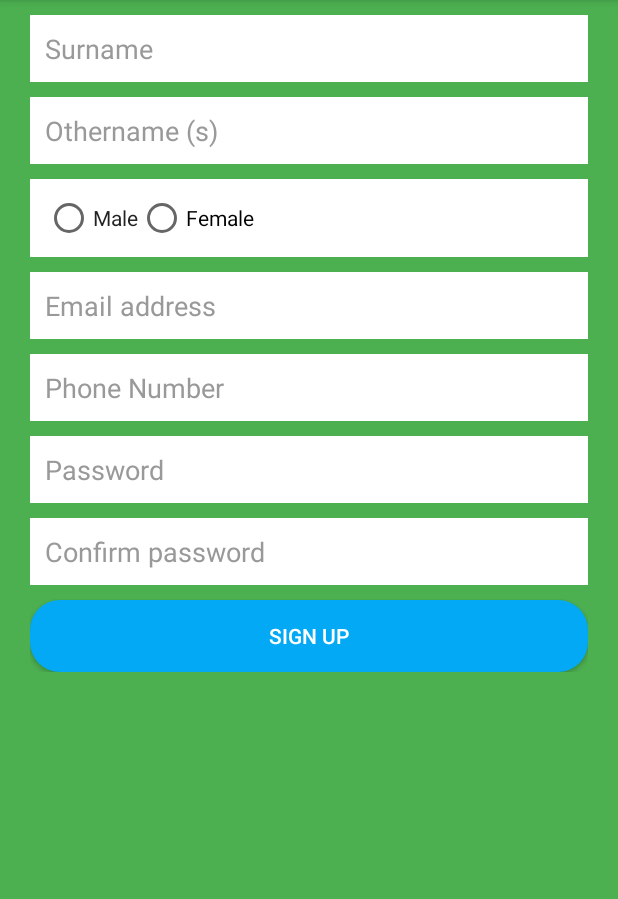
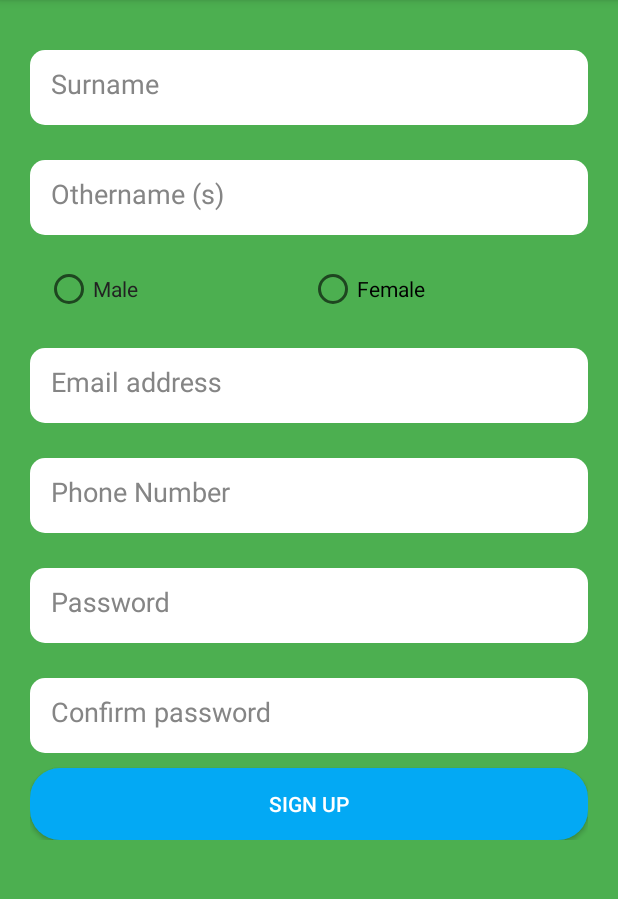
Before and after one commit to Akinropo/mateApp, an Android app: the SignUpOne screen opened directly, with no data from a screen before it, on a phone screen of 412 x 824 dp, the part 84-983 px from its top. Run offline under Robolectric (Android 15) with nearby library versions, the phone set to English and light mode, and no system bars.

Commit message:
styled signup screen

```diff
--- a/app/src/main/res/layout/sign_up_one.xml
+++ b/app/src/main/res/layout/sign_up_one.xml
@@ -8,123 +8,177 @@
     <android.support.v4.widget.NestedScrollView
         android:layout_width="match_parent"
         android:layout_height="match_parent">
+
         <LinearLayout
             android:layout_width="match_parent"
             android:layout_height="wrap_content"
-            android:paddingRight="20dp"
             android:layout_marginTop="10sp"
+            android:orientation="vertical"
             android:paddingLeft="20dp"
-            android:orientation="vertical">
+            android:paddingRight="20dp">
+
+
+            <android.support.design.widget.TextInputLayout
+                android:layout_width="match_parent"
+                android:layout_height="wrap_content"
+                android:layout_marginBottom="10dp"
+                android:layout_marginTop="10dp"
+                android:textColorHint="#858585">
 
                 <EditText
                     android:id="@+id/signup_surname"
                     android:layout_width="fill_parent"
                     android:layout_height="wrap_content"
-                android:layout_marginBottom="10dp"
-                android:background="@android:color/white"
+                    android:background="@drawable/textbox"
                     android:hint="@string/hint_surname"
+                    android:imeOptions="actionNext"
                     android:inputType="textPersonName"
-                android:padding="10dp"
-                android:imeOptions="actionNext"
+                    android:padding="14dp"
                     android:singleLine="true"
                     android:textColor="@color/input_login"
                     android:textColorHint="@color/input_login_hint" />
+            </android.support.design.widget.TextInputLayout>
+
+
+            <android.support.design.widget.TextInputLayout
+                android:layout_width="match_parent"
+                android:layout_height="wrap_content"
+                android:layout_marginBottom="10dp"
+                android:textColorHint="#858585">
 
                 <EditText
                     android:id="@+id/signup_othername"
                     android:layout_width="fill_parent"
                     android:layout_height="wrap_content"
-                android:layout_marginBottom="10dp"
-                android:background="@android:color/white"
+                    android:background="@drawable/textbox"
                     android:hint="@string/hint_othername"
+                    android:imeOptions="actionNext"
                     android:inputType="textPersonName"
-                android:padding="10dp"
-                android:imeOptions="actionNext"
+                    android:padding="14dp"
                     android:singleLine="true"
                     android:textColor="@color/input_login"
-                android:textColorHint="@color/input_login_hint"
-                />
+                    android:textColorHint="@color/input_login_hint" />
+            </android.support.design.widget.TextInputLayout>
+
             <RadioGroup
+                android:id="@+id/signup_sex"
                 android:layout_width="match_parent"
                 android:layout_height="wrap_content"
-                android:id="@+id/signup_sex"
+                android:layout_gravity="center_horizontal"
+                android:background="@android:color/transparent"
                 android:orientation="horizontal"
-                android:layout_marginBottom="10dp"
-                android:padding="10dp"
-                android:background="@android:color/white"
-                >
+                android:padding="10dp">
+
                 <RadioButton
-                    android:layout_width="wrap_content"
+                    android:id="@+id/signup_sex_male"
+                    android:layout_width="0dp"
                     android:layout_height="wrap_content"
-                    android:textColor="@color/input_login"
+                    android:layout_weight="1"
                     android:text="@string/sex_male"
-                    android:id="@+id/signup_sex_male"/>
+                    android:textColor="@color/input_login" />
+
                 <RadioButton
-                    android:layout_width="wrap_content"
+                    android:id="@+id/signup_sex_female"
+                    android:layout_width="0dp"
                     android:layout_height="wrap_content"
-                    android:text="@string/sex_female"
-                    android:id="@+id/signup_sex_female"/>
+                    android:layout_weight="1"
+                    android:text="@string/sex_female" />
 
             </RadioGroup>
+
+
+            <android.support.design.widget.TextInputLayout
+                android:layout_width="match_parent"
+                android:layout_height="wrap_content"
+                android:layout_marginBottom="10dp"
+                android:textColorHint="#858585">
+
                 <EditText
                     android:id="@+id/signup_email"
                     android:layout_width="fill_parent"
                     android:layout_height="wrap_content"
-                android:layout_marginBottom="10dp"
-                android:background="@android:color/white"
+                    android:background="@drawable/textbox"
                     android:hint="@string/hint_email"
+                    android:imeOptions="actionNext"
                     android:inputType="textEmailAddress"
-                android:padding="10dp"
-                android:imeOptions="actionNext"
+                    android:padding="14dp"
                     android:singleLine="true"
                     android:textColor="@color/input_login"
                     android:textColorHint="@color/input_login_hint" />
+
+            </android.support.design.widget.TextInputLayout>
+
+
+            <android.support.design.widget.TextInputLayout
+                android:layout_width="match_parent"
+                android:layout_height="wrap_content"
+                android:layout_marginBottom="10dp"
+                android:textColorHint="#858585">
+
                 <EditText
                     android:id="@+id/signup_phone_number"
                     android:layout_width="fill_parent"
                     android:layout_height="wrap_content"
-                android:layout_marginBottom="10dp"
-                android:background="@android:color/white"
+                    android:background="@drawable/textbox"
                     android:hint="@string/hint_phone"
+                    android:imeOptions="actionNext"
                     android:inputType="phone"
-                android:padding="10dp"
-                android:imeOptions="actionNext"
+                    android:padding="14dp"
                     android:singleLine="true"
                     android:textColor="@color/input_login"
                     android:textColorHint="@color/input_login_hint" />
+
+            </android.support.design.widget.TextInputLayout>
+
+
+            <android.support.design.widget.TextInputLayout
+                android:layout_width="match_parent"
+                android:layout_height="wrap_content"
+                android:layout_marginBottom="10dp"
+                android:textColorHint="#858585">
+
                 <EditText
                     android:id="@+id/signup_password"
                     android:layout_width="fill_parent"
                     android:layout_height="wrap_content"
-                android:layout_marginBottom="10dp"
-                android:background="@android:color/white"
+                    android:background="@drawable/textbox"
                     android:hint="@string/hint_password"
+                    android:imeOptions="actionNext"
                     android:inputType="textPassword"
-                android:padding="10dp"
-                android:imeOptions="actionNext"
+                    android:padding="14dp"
                     android:singleLine="true"
                     android:textColor="@color/input_login"
                     android:textColorHint="@color/input_login_hint" />
+            </android.support.design.widget.TextInputLayout>
+
+
+            <android.support.design.widget.TextInputLayout
+                android:layout_width="match_parent"
+                android:layout_height="wrap_content"
+                android:layout_marginBottom="10dp"
+                android:textColorHint="#858585">
+
                 <EditText
                     android:id="@+id/signup_confirm_password"
                     android:layout_width="fill_parent"
                     android:layout_height="wrap_content"
-                android:layout_marginBottom="10dp"
-                android:background="@android:color/white"
+                    android:background="@drawable/textbox"
                     android:hint="@string/hint_confirm_password"
+                    android:imeOptions="actionDone"
                     android:inputType="textPassword"
-                android:padding="10dp"
-                android:imeOptions="actionDone"
+                    android:padding="14dp"
                     android:singleLine="true"
                     android:textColor="@color/input_login"
                     android:textColorHint="@color/input_login_hint" />
+            </android.support.design.widget.TextInputLayout>
+
             <Button
                 android:id="@+id/signup_button"
                 android:layout_width="fill_parent"
                 android:layout_height="wrap_content"
-                android:textColor="@android:color/white"
                 android:background="@drawable/button_background_inactive"
-                android:text="@string/btn_sign_up" />
+                android:text="@string/btn_sign_up"
+                android:textColor="@android:color/white" />
 
 
         </LinearLayout>
```
Lines whose indentation alone changed are shown as unchanged.
